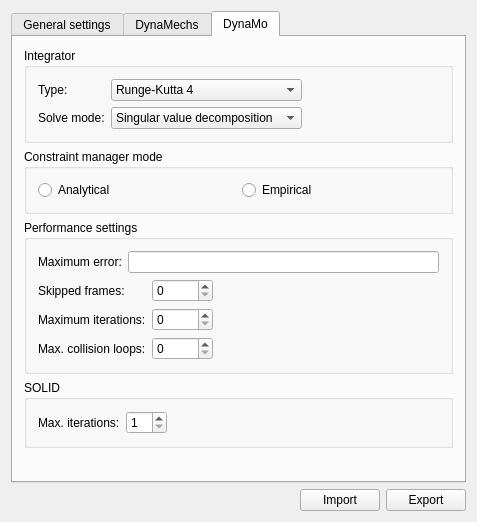
First picture: the form in sigel/ui/SIGEL_MasterUI/SIG_SimulationParameterBase.ui, repository jayMcBee/sigel-evolutionary-walking-robots, before the edit.
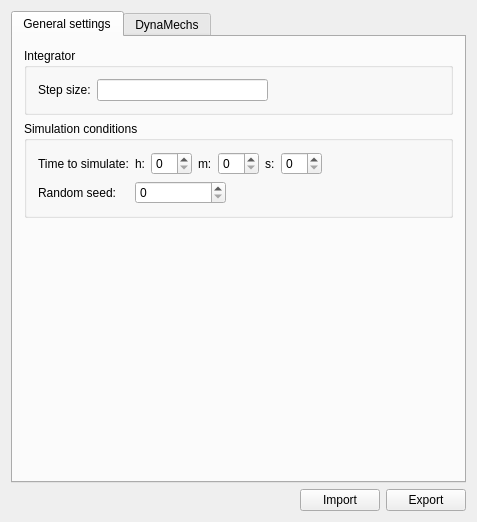
Second picture: the form after the edit. The open tabs and pages were chosen to show the change.

Commit message: Item 64, batch 1: the Simulation Parameters page loses the Dynamo choice and the DynaMo tab

```diff
--- a/sigel/ui/SIGEL_MasterUI/SIG_SimulationParameterBase.ui
+++ b/sigel/ui/SIGEL_MasterUI/SIG_SimulationParameterBase.ui
@@ -80,35 +80,6 @@
                   </layout>
                 </widget>
               </item>
-              <item>
-                <widget class="QGroupBox" name="buttongroupSimulationLibrary">
-                  <property name="title">
-                    <string>Used simulation library</string>
-                  </property>
-                  <layout class="QVBoxLayout">
-                    <property name="margin">
-                      <number>11</number>
-                    </property>
-                    <property name="spacing">
-                      <number>6</number>
-                    </property>
-                    <item>
-                      <widget class="QRadioButton" name="radiobuttonDynamo">
-                        <property name="text">
-                          <string>Dynamo  (not recommended)</string>
-                        </property>
-                      </widget>
-                    </item>
-                    <item>
-                      <widget class="QRadioButton" name="radiobuttonDynaMechs">
-                        <property name="text">
-                          <string>DynaMechs   (preferred)</string>
-                        </property>
-                      </widget>
-                    </item>
-                  </layout>
-                </widget>
-              </item>
               <item>
                 <widget class="QGroupBox" name="groupboxSimulationConditions">
                   <property name="title">
@@ -408,372 +379,6 @@
               </item>
             </layout>
           </widget>
-          <widget class="QWidget" name="tab2">
-            <attribute name="title">
-              <string>DynaMo</string>
-            </attribute>
-            <layout class="QVBoxLayout">
-              <property name="margin">
-                <number>11</number>
-              </property>
-              <property name="spacing">
-                <number>6</number>
-              </property>
-              <item>
-                <widget class="QGroupBox" name="GroupBox5">
-                  <property name="title">
-                    <string>Integrator</string>
-                  </property>
-                  <layout class="QGridLayout">
-                    <property name="margin">
-                      <number>11</number>
-                    </property>
-                    <property name="spacing">
-                      <number>6</number>
-                    </property>
-                    <item row="0" column="0">
-                      <widget class="QLabel" name="textlabelIntegrator">
-                        <property name="text">
-                          <string>Type:</string>
-                        </property>
-                        <property name="wordWrap">
-                          <bool>false</bool>
-                        </property>
-                      </widget>
-                    </item>
-                    <item row="1" column="0">
-                      <widget class="QLabel" name="textlabelSolveMode">
-                        <property name="text">
-                          <string>Solve mode:</string>
-                        </property>
-                        <property name="wordWrap">
-                          <bool>false</bool>
-                        </property>
-                      </widget>
-                    </item>
-                    <item row="0" column="1">
-                      <widget class="QComboBox" name="comboboxIntegrator">
-                        <item>
-                          <property name="text">
-                            <string>Runge-Kutta 4</string>
-                          </property>
-                        </item>
-                        <item>
-                          <property name="text">
-                            <string>Runge-Kutta 2</string>
-                          </property>
-                        </item>
-                        <item>
-                          <property name="text">
-                            <string>Double Euler</string>
-                          </property>
-                        </item>
-                        <item>
-                          <property name="text">
-                            <string>Euler</string>
-                          </property>
-                        </item>
-                      </widget>
-                    </item>
-                    <item row="1" column="1">
-                      <widget class="QComboBox" name="comboboxSolveMode">
-                        <item>
-                          <property name="text">
-                            <string>Singular value decomposition</string>
-                          </property>
-                        </item>
-                        <item>
-                          <property name="text">
-                            <string>Conjugate gradient</string>
-                          </property>
-                        </item>
-                        <item>
-                          <property name="text">
-                            <string>LU decomposition</string>
-                          </property>
-                        </item>
-                      </widget>
-                    </item>
-                    <item row="0" column="2">
-                      <spacer name="spacerType">
-                        <property name="sizeHint">
-                          <size>
-                            <width>20</width>
-                            <height>20</height>
-                          </size>
-                        </property>
-                        <property name="sizeType">
-                          <enum>QSizePolicy::Expanding</enum>
-                        </property>
-                        <property name="orientation">
-                          <enum>Qt::Horizontal</enum>
-                        </property>
-                      </spacer>
-                    </item>
-                    <item row="1" column="2">
-                      <spacer name="spacerSolveMode">
-                        <property name="sizeHint">
-                          <size>
-                            <width>20</width>
-                            <height>20</height>
-                          </size>
-                        </property>
-                        <property name="sizeType">
-                          <enum>QSizePolicy::Expanding</enum>
-                        </property>
-                        <property name="orientation">
-                          <enum>Qt::Horizontal</enum>
-                        </property>
-                      </spacer>
-                    </item>
-                  </layout>
-                </widget>
-              </item>
-              <item>
-                <widget class="QGroupBox" name="ButtonGroup3">
-                  <property name="title">
-                    <string>Constraint manager mode</string>
-                  </property>
-                  <layout class="QHBoxLayout">
-                    <property name="margin">
-                      <number>11</number>
-                    </property>
-                    <property name="spacing">
-                      <number>6</number>
-                    </property>
-                    <item>
-                      <widget class="QRadioButton" name="radiobuttonCMModeAnalytical">
-                        <property name="text">
-                          <string>Analytical</string>
-                        </property>
-                      </widget>
-                    </item>
-                    <item>
-                      <widget class="QRadioButton" name="radiobuttonCMModeEmpirical">
-                        <property name="text">
-                          <string>Empirical</string>
-                        </property>
-                      </widget>
-                    </item>
-                  </layout>
-                </widget>
-              </item>
-              <item>
-                <widget class="QGroupBox" name="groupboxPerformance">
-                  <property name="title">
-                    <string>Performance settings</string>
-                  </property>
-                  <layout class="QVBoxLayout">
-                    <property name="margin">
-                      <number>11</number>
-                    </property>
-                    <property name="spacing">
-                      <number>6</number>
-                    </property>
-                    <item>
-                      <layout class="QHBoxLayout">
-                        <property name="margin">
-                          <number>0</number>
-                        </property>
-                        <property name="spacing">
-                          <number>6</number>
-                        </property>
-                        <item>
-                          <widget class="QLabel" name="textlabelMaximalError">
-                            <property name="text">
-                              <string>Maximum error:</string>
-                            </property>
-                            <property name="wordWrap">
-                              <bool>false</bool>
-                            </property>
-                          </widget>
-                        </item>
-                        <item>
-                          <widget class="QLineEdit" name="lineeditMaximalError"/>
-                        </item>
-                      </layout>
-                    </item>
-                    <item>
-                      <layout class="QGridLayout">
-                        <property name="margin">
-                          <number>0</number>
-                        </property>
-                        <property name="spacing">
-                          <number>6</number>
-                        </property>
-                        <item row="1" column="0">
-                          <widget class="QLabel" name="textlabelMaximalIterations">
-                            <property name="text">
-                              <string>Maximum iterations:</string>
-                            </property>
-                            <property name="wordWrap">
-                              <bool>false</bool>
-                            </property>
-                          </widget>
-                        </item>
-                        <item row="2" column="0">
-                          <widget class="QLabel" name="textlabelMaximalCollisionLoops">
-                            <property name="text">
-                              <string>Max. collision loops:</string>
-                            </property>
-                            <property name="wordWrap">
-                              <bool>false</bool>
-                            </property>
-                          </widget>
-                        </item>
-                        <item row="2" column="2">
-                          <spacer name="Spacer10">
-                            <property name="sizeHint">
-                              <size>
-                                <width>20</width>
-                                <height>20</height>
-                              </size>
-                            </property>
-                            <property name="sizeType">
-                              <enum>QSizePolicy::Expanding</enum>
-                            </property>
-                            <property name="orientation">
-                              <enum>Qt::Horizontal</enum>
-                            </property>
-                          </spacer>
-                        </item>
-                        <item row="2" column="1">
-                          <widget class="QSpinBox" name="spinboxMaximalCollisionLoops">
-                            <property name="maximum">
-                              <number>32000</number>
-                            </property>
-                          </widget>
-                        </item>
-                        <item row="0" column="2">
-                          <spacer name="Spacer8">
-                            <property name="sizeHint">
-                              <size>
-                                <width>20</width>
-                                <height>20</height>
-                              </size>
-                            </property>
-                            <property name="sizeType">
-                              <enum>QSizePolicy::Expanding</enum>
-                            </property>
-                            <property name="orientation">
-                              <enum>Qt::Horizontal</enum>
-                            </property>
-                          </spacer>
-                        </item>
-                        <item row="0" column="1">
-                          <widget class="QSpinBox" name="spinboxSkippedFrames">
-                            <property name="maximum">
-                              <number>32000</number>
-                            </property>
-                          </widget>
-                        </item>
-                        <item row="0" column="0">
-                          <widget class="QLabel" name="textlabelSkippedFrames">
-                            <property name="text">
-                              <string>Skipped frames:</string>
-                            </property>
-                            <property name="wordWrap">
-                              <bool>false</bool>
-                            </property>
-                          </widget>
-                        </item>
-                        <item row="1" column="1">
-                          <widget class="QSpinBox" name="spinboxMaximalIterations">
-                            <property name="maximum">
-                              <number>32000</number>
-                            </property>
-                          </widget>
-                        </item>
-                        <item row="1" column="2">
-                          <spacer name="Spacer9">
-                            <property name="sizeHint">
-                              <size>
-                                <width>20</width>
-                                <height>20</height>
-                              </size>
-                            </property>
-                            <property name="sizeType">
-                              <enum>QSizePolicy::Expanding</enum>
-                            </property>
-                            <property name="orientation">
-                              <enum>Qt::Horizontal</enum>
-                            </property>
-                          </spacer>
-                        </item>
-                      </layout>
-                    </item>
-                  </layout>
-                </widget>
-              </item>
-              <item>
-                <widget class="QGroupBox" name="groupboxSOLID">
-                  <property name="title">
-                    <string>SOLID</string>
-                  </property>
-                  <layout class="QHBoxLayout">
-                    <property name="margin">
-                      <number>11</number>
-                    </property>
-                    <property name="spacing">
-                      <number>6</number>
-                    </property>
-                    <item>
-                      <widget class="QLabel" name="textlabelMaxSOLIDIterations">
-                        <property name="text">
-                          <string>Max. iterations:</string>
-                        </property>
-                        <property name="wordWrap">
-                          <bool>false</bool>
-                        </property>
-                      </widget>
-                    </item>
-                    <item>
-                      <widget class="QSpinBox" name="spinboxMaxSOLIDIterations">
-                        <property name="minimum">
-                          <number>1</number>
-                        </property>
-                        <property name="value">
-                          <number>1</number>
-                        </property>
-                      </widget>
-                    </item>
-                    <item>
-                      <spacer name="spacerMaxSOLIDIterations">
-                        <property name="sizeHint">
-                          <size>
-                            <width>20</width>
-                            <height>20</height>
-                          </size>
-                        </property>
-                        <property name="sizeType">
-                          <enum>QSizePolicy::Expanding</enum>
-                        </property>
-                        <property name="orientation">
-                          <enum>Qt::Horizontal</enum>
-                        </property>
-                      </spacer>
-                    </item>
-                  </layout>
-                </widget>
-              </item>
-              <item>
-                <spacer name="Spacer11">
-                  <property name="sizeHint">
-                    <size>
-                      <width>20</width>
-                      <height>20</height>
-                    </size>
-                  </property>
-                  <property name="sizeType">
-                    <enum>QSizePolicy::Expanding</enum>
-                  </property>
-                  <property name="orientation">
-                    <enum>Qt::Vertical</enum>
-                  </property>
-                </spacer>
-              </item>
-            </layout>
-          </widget>
         </widget>
       </item>
       <item>
```
Left out of the diff: 11 changed lines with no effect on the pictures. The commit also changes 7 other files.
